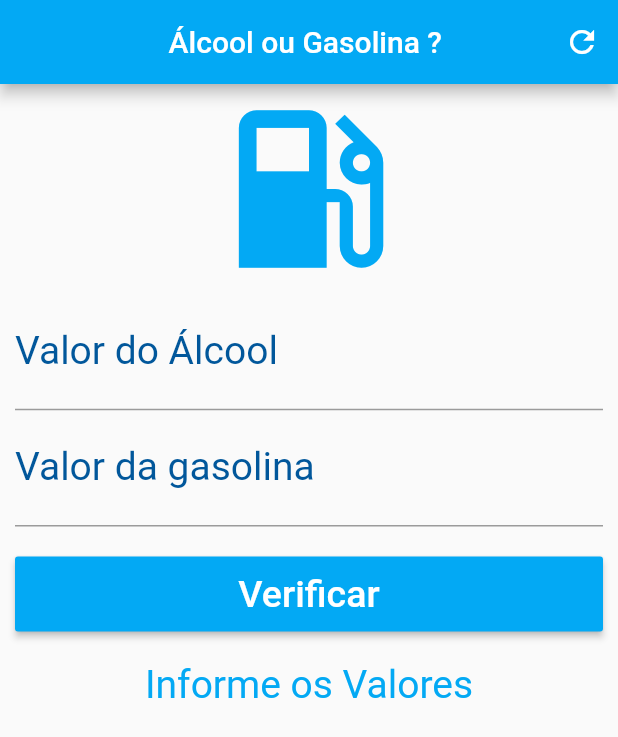
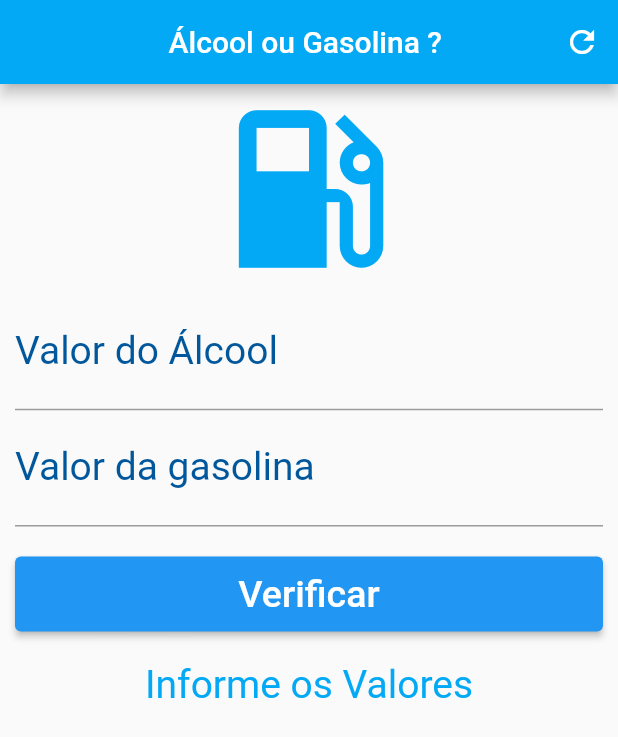
Before and after one commit to Willyanllopes/Alcool-e-gasolina, a Flutter app: the screen it shows after launch, on a phone screen of 412 x 824 dp. Shown: the top 737 px of the screen. Run offline on Flutter 3.47's test engine with Material 2 defaults, Android fonts, the phone set to English and light mode, and no system bars.

Commit message:
Primeira Aplicação em Flutter

```diff
--- a/lib/main.dart
+++ b/lib/main.dart
@@ -53,7 +53,7 @@ class _HomeState extends State<Home> {
   Widget build(BuildContext context) {
     return Scaffold(
       appBar: AppBar(
-        title: Text(
+        title: const Text(
           "Álcool ou Gasolina ? ",
           style: TextStyle(color: Colors.white),
         ),
@@ -120,7 +120,7 @@ class _HomeState extends State<Home> {
                   height: 50.0,
 
                   //Botão
-                  child: RaisedButton(
+                  child: ElevatedButton(
                     onPressed: () {
                       if (_formKey.currentState!.validate())
                       _calculaCombustivelIdeal();
@@ -128,9 +128,9 @@ class _HomeState extends State<Home> {
                     //Estilização do Botão
                     child: Text(
                       "Verificar",
-                      style: TextStyle(color: Colors.white, fontSize: 25.0),
+                      style: const TextStyle(color: Colors.white, fontSize: 25.0),
                     ),
-                    color: Colors.lightBlue,
+                    // color: Colors.lightBlue,
                   ),
                 ),
               ),
```
